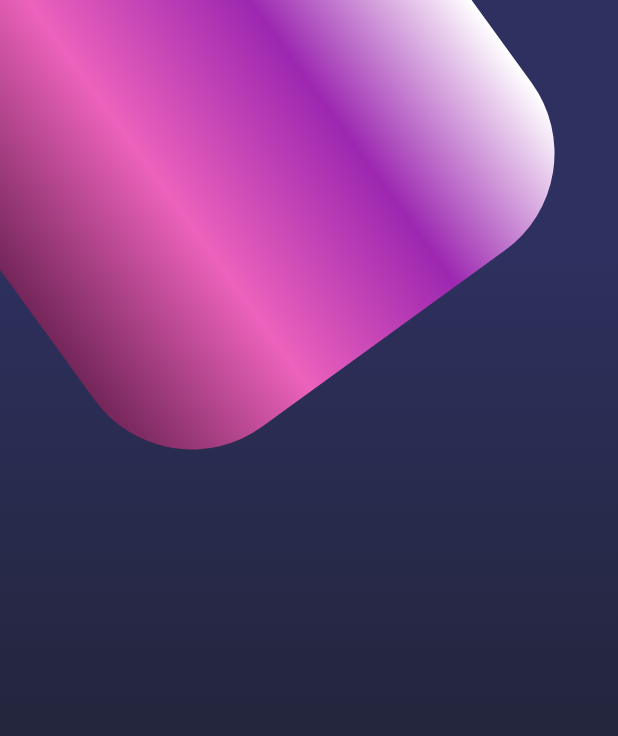
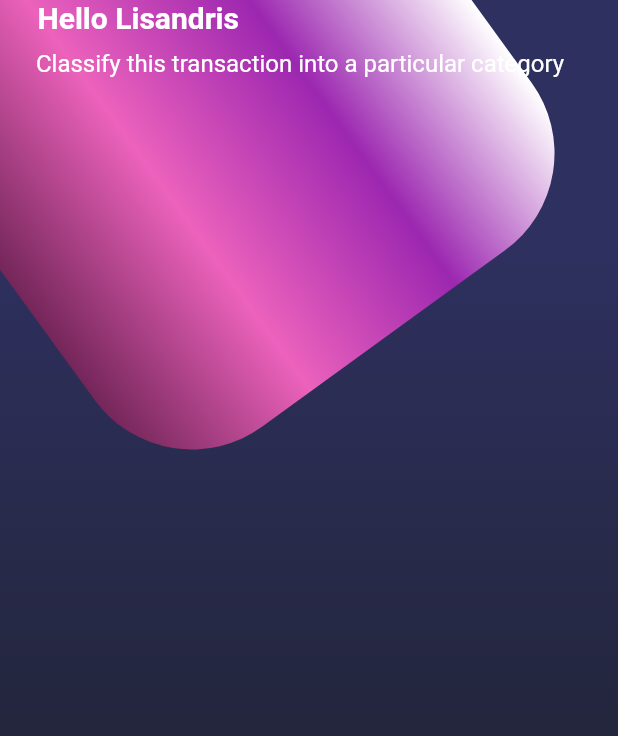
Before and after one commit to Lisandris/Dise-os-de-Flutter-en-tres-niveles, a Flutter app: the screen it shows after launch, on a phone screen of 412 x 824 dp. Shown: the top 736 px of the screen. Run offline on Flutter 3.47's test engine with Material 2 defaults, Android fonts, the phone set to English and light mode, and no system bars.

Commit message:
Disenando Statusbar y titulos

```diff
--- a/lib/main.dart
+++ b/lib/main.dart
@@ -2,19 +2,23 @@ import 'package:disenos/screens/home_screen.dart';
 import 'package:disenos/screens/scroll_design.dart';
 import 'package:flutter/material.dart';
 import 'package:disenos/screens/basic_design.dart';
+import 'package:flutter/services.dart';
 
 void main() => runApp(MyApp());
 
 class MyApp extends StatelessWidget {
   @override
   Widget build(BuildContext context) {
+
+   /* tema */ SystemChrome.setSystemUIOverlayStyle(SystemUiOverlayStyle.light);
+
     return MaterialApp(
       debugShowCheckedModeBanner: false,    // elimina barrita roja de la derecha
       title: 'Material App',
       initialRoute: 'home_screen',
       routes: {
-        'basic_design' : ( _ ) => BasicDesignScreen(),
-        'scroll_screen': ( _ ) => ScrollScreen(),
+        'basic_design' : ( _ ) => const BasicDesignScreen(),
+        'scroll_screen': ( _ ) => const ScrollScreen(),
         'home_screen'  : ( _ ) => HomeScreen(),
       },
     );
--- a/lib/screens/home_screen.dart
+++ b/lib/screens/home_screen.dart
@@ -1,5 +1,6 @@
 import 'package:disenos/widgets/background.dart';
 import 'package:flutter/material.dart';
+import '../widgets/page_title.dart';
 
 
 class HomeScreen extends StatelessWidget {
@@ -11,7 +12,10 @@ class HomeScreen extends StatelessWidget {
         children:[
 
           // Background
-          Background()
+          Background(),
+
+          //  Home Body
+          _HomeBody()
 
 
         ],
@@ -19,3 +23,24 @@ class HomeScreen extends StatelessWidget {
    );
   }
 }
+
+class _HomeBody extends StatelessWidget {
+
+
+
+
+  @override
+  Widget build(BuildContext context) {
+    return SingleChildScrollView(
+      child: Column(
+
+        children: [
+          // titulos
+          PageTitle(),
+
+
+        ],
+      ),
+    );
+  }
+}
--- /dev/null
+++ b/lib/widgets/page_title.dart
@@ -0,0 +1,23 @@
+import 'package:flutter/material.dart';
+
+class PageTitle extends StatelessWidget {
+  const PageTitle({Key? key}) : super(key: key);
+
+  @override
+  Widget build(BuildContext context) {
+    return SafeArea(
+      bottom: false,
+      child: Container(
+        margin: const EdgeInsets.symmetric( horizontal: 20),
+        child: Column(
+          crossAxisAlignment: CrossAxisAlignment.start,
+          children: const [
+            Text(' Hello Lisandris', style: TextStyle( fontSize: 20, fontWeight: FontWeight.bold, color: Colors.white )),
+            SizedBox( height: 10),
+            Text(' Classify this transaction into a particular category', style: TextStyle( fontSize: 16, color: Colors.white )),
+         ],
+        ),
+      ),
+    );
+  }
+}
```
